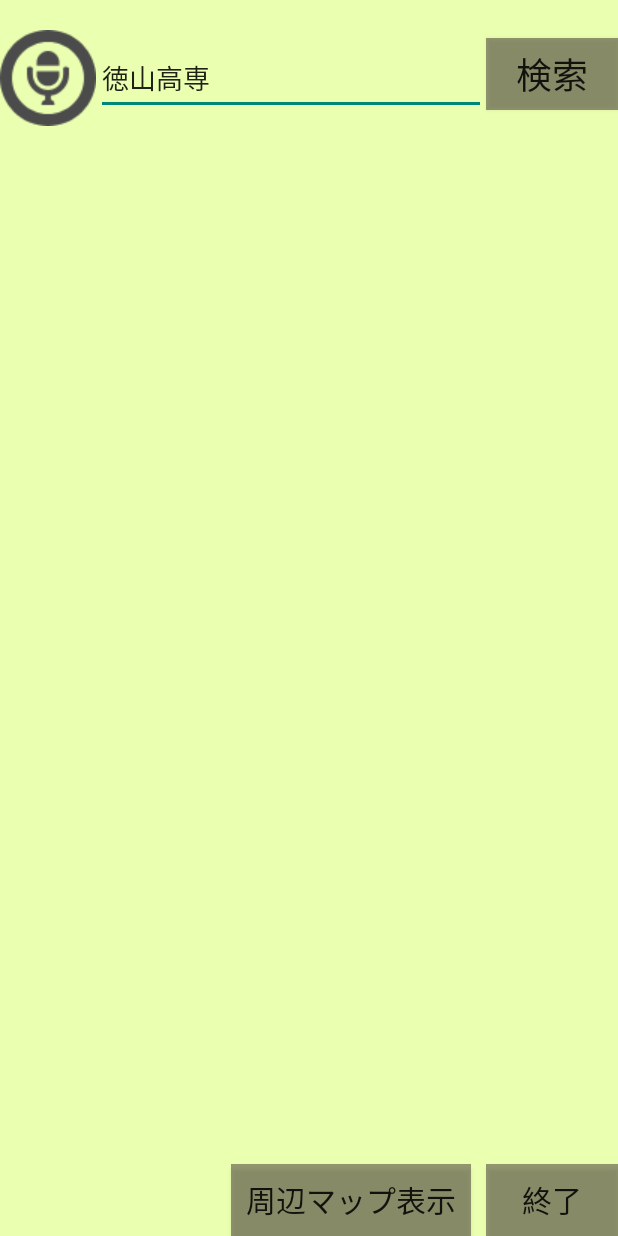
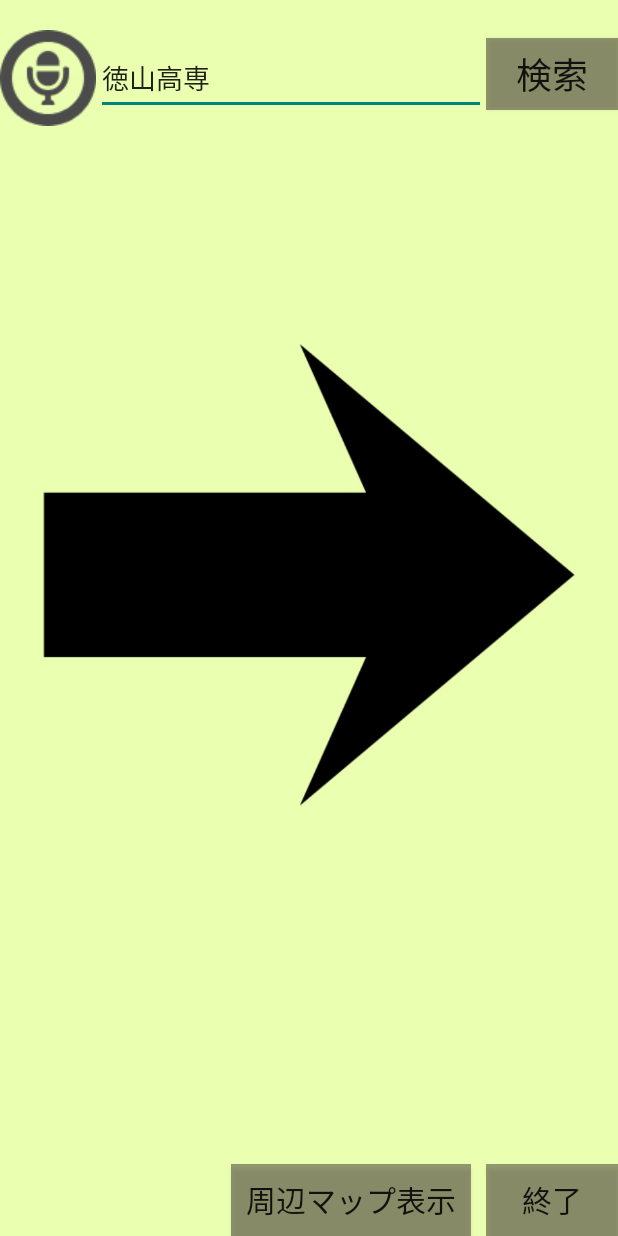
Before and after one commit to Takajo-Soft33/scoscope_android, an Android app: the layout direction_guide.xml on its own in the app's theme, with its tools: preview values and no code run, on a phone screen of 412 x 824 dp. Run offline under Robolectric (Android 15) with nearby library versions, the phone set to English and light mode, and no system bars.

```diff
--- a/app/src/main/AndroidManifest.xml
+++ b/app/src/main/AndroidManifest.xml
@@ -18,6 +18,7 @@
         <activity android:name=".DirectionGuide"/>
         <activity android:name=".ViewOnFacility"/>
         <activity android:name=".SettingActivity"/>
+        <activity android:name=".AroundMapActivity"/>
     </application>
 
 </manifest>
--- a/app/src/main/res/layout/direction_guide.xml
+++ b/app/src/main/res/layout/direction_guide.xml
@@ -53,11 +53,19 @@
             android:weightSum="6"
             android:orientation="vertical">
 
+            <ImageView
+                android:id="@+id/imageView"
+                android:layout_width="match_parent"
+                android:layout_height="0dp"
+                android:layout_weight="5"
+                app:srcCompat="@drawable/arrow" />
+
             <ListView
                 android:id="@+id/searchList"
                 android:layout_width="match_parent"
                 android:layout_height="0dp"
-                android:layout_weight="5">
+                android:layout_weight="5"
+                android:visibility="gone">
 
 
             </ListView>
@@ -70,7 +78,7 @@
                 android:orientation="horizontal">
 
                 <Button
-                    android:id="@+id/button5"
+                    android:id="@+id/aroundBt1"
                     android:layout_width="wrap_content"
                     android:layout_height="wrap_content"
                     android:layout_marginRight="10dp"
```
Also changed, not shown: app/src/main/java/jp/procon29/scoscope/scoscope_androidapp/AroundMapActivity.java (added, +17 -0 lines), app/src/main/java/jp/procon29/scoscope/scoscope_androidapp/DirectionGuide.java (+12 -0 lines), app/src/main/res/layout/around_map.xml (added, +50 -0 lines), app/src/main/res/drawable/arrow.png (added), app/src/main/res/drawable/map.png (added), app/src/main/res/drawable/qr.png (added).
